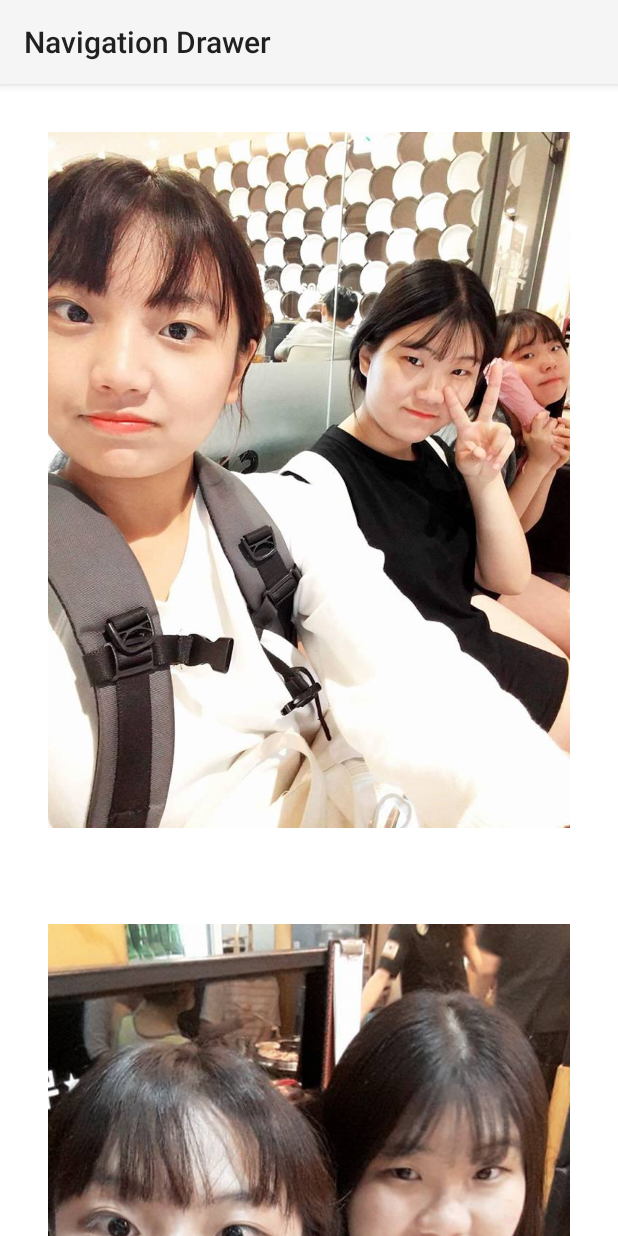
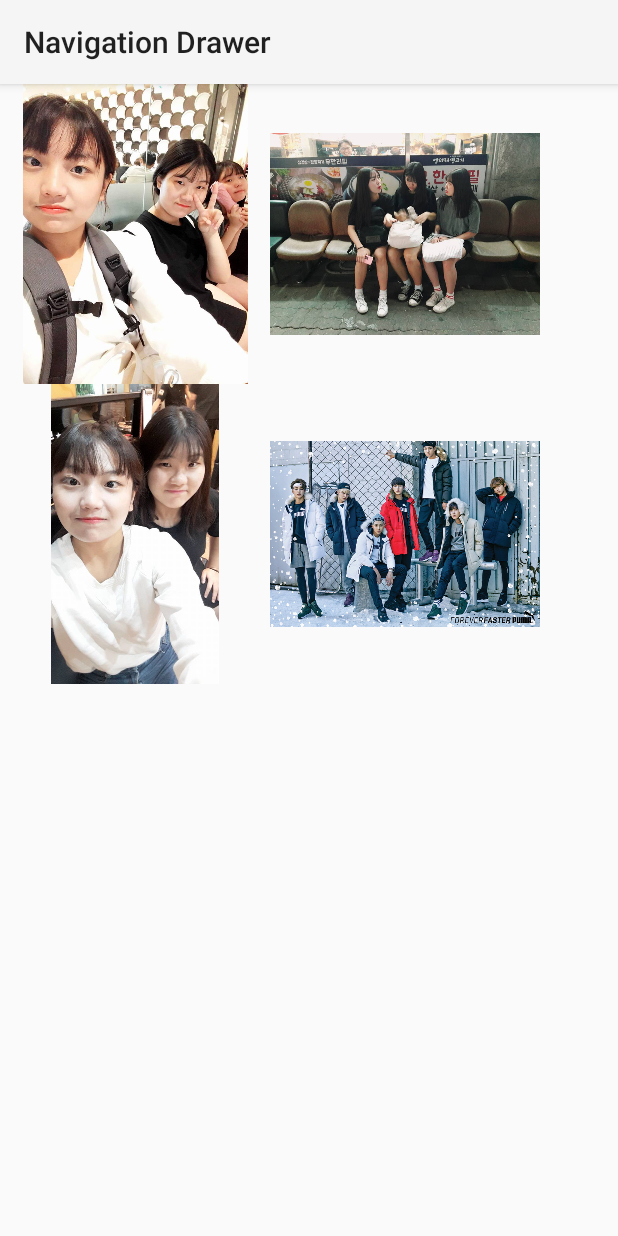
Before and after one commit to wiioe/Memory, an Android app: the layout fragment_friend.xml on its own in the app's theme, with its tools: preview values and no code run, on a phone screen of 412 x 824 dp. Run offline under Robolectric (Android 15) with nearby library versions, the light colour scheme and no system bars.

Commit message:
#3 gridlayout finish

```diff
--- a/Application/src/main/java/com/example/android/navigationdrawer/NavigationDrawerActivity.java
+++ b/Application/src/main/java/com/example/android/navigationdrawer/NavigationDrawerActivity.java
@@ -229,14 +229,21 @@ public class NavigationDrawerActivity extends Activity implements PlanetAdapter.
         @Override
         public View onCreateView(LayoutInflater inflater, ViewGroup container,
                                  Bundle savedInstanceState) {
-            View rootView = inflater.inflate(R.layout.fragment_planet, container, false);
+            View rootView = null;
             int i = getArguments().getInt(ARG_PLANET_NUMBER);
+            switch (i) {
+                case 0:
+                    rootView = inflater.inflate(R.layout.fragment_family, container, false);
+                    break;
+                case 1:
+                    rootView = inflater.inflate(R.layout.fragment_friend, container, false);
+                    break;
+                case 2:
+                    rootView = inflater.inflate(R.layout.fragment_teacher, container, false);
+                    break;
+            }
             String planet = getResources().getStringArray(R.array.planets_array)[i];
 
-            int imageId = getResources().getIdentifier(planet.toLowerCase(Locale.getDefault()),
-                    "drawable", getActivity().getPackageName());
-            ImageView iv = ((ImageView) rootView.findViewById(R.id.image));
-            iv.setImageResource(imageId);
 
             getActivity().setTitle(planet);
             return rootView;
--- a/Application/src/main/res/layout/fragment_friend.xml
+++ b/Application/src/main/res/layout/fragment_friend.xml
@@ -1,56 +1,38 @@
 <?xml version="1.0" encoding="utf-8"?>
-<LinearLayout xmlns:android="http://schemas.android.com/apk/res/android"
-    android:layout_width="match_parent"
-    android:layout_height="match_parent"
-    android:gravity="center"
+<GridLayout xmlns:android="http://schemas.android.com/apk/res/android"
     android:orientation="vertical"
-    >
-
-    <GridLayout
-        xmlns:android="http://schemas.android.com/apk/res/android"
     android:layout_width="match_parent"
     android:layout_height="match_parent"
     android:columnCount="2"
-        android:rowCount="2"
-        android:layout_gravity="center"
-        android:orientation="vertical">
+    android:rowCount="2">
+
 
     <ImageView
+        android:layout_width="180dp"
+        android:layout_height="200dp"
         android:src="@drawable/f1"
-            android:layout_width="match_parent"
-            android:layout_height="wrap_content"
-            android:adjustViewBounds="true"
-            android:background="@android:color/white"
         android:gravity="center"
-            android:padding="32dp"
-            android:contentDescription="" />
-
-        <ImageView
-            android:src="@drawable/f2"
-            android:layout_width="match_parent"
-            android:layout_height="wrap_content"
-            android:adjustViewBounds="true"
-            android:background="@android:color/white"
-            android:gravity="center"
-            android:padding="32dp"
         />
 
     <ImageView
-            android:src="@drawable/f3"
-            android:layout_width="match_parent"
-            android:layout_height="wrap_content"
-            android:adjustViewBounds="true"
-            android:background="@android:color/white"
+        android:layout_width="180dp"
+        android:layout_height="200dp"
+        android:src="@drawable/f2"
         android:gravity="center"
-            android:padding="32dp" />
+        />
 
     <ImageView
-            android:src="@drawable/m3"
-            android:layout_width="match_parent"
-            android:layout_height="wrap_content"
-            android:adjustViewBounds="true"
-            android:background="@android:color/white"
+        android:layout_width="180dp"
+        android:layout_height="200dp"
+        android:src="@drawable/f3"
         android:gravity="center"
-            android:padding="32dp" />
+        />
+
+    <ImageView
+        android:layout_width="180dp"
+        android:layout_height="200dp"
+        android:src="@drawable/m4"
+        android:gravity="center"
+        />
+
 </GridLayout>
-</LinearLayout>
--- a/Application/src/main/res/layout/fragment_teacher.xml
+++ b/Application/src/main/res/layout/fragment_teacher.xml
@@ -17,7 +17,7 @@
         android:padding="32dp" />
 
     <ImageView
-        android:src="@drawable/t3"
+        android:src="@drawable/yt"
         android:layout_centerHorizontal="true"
         android:layout_width="match_parent"
         android:layout_height="wrap_content"
```
Also changed, not shown: Application/src/main/res/drawable-mdpi/yt.jpg (added), 54 other files. Lines whose indentation alone changed are shown as unchanged.
